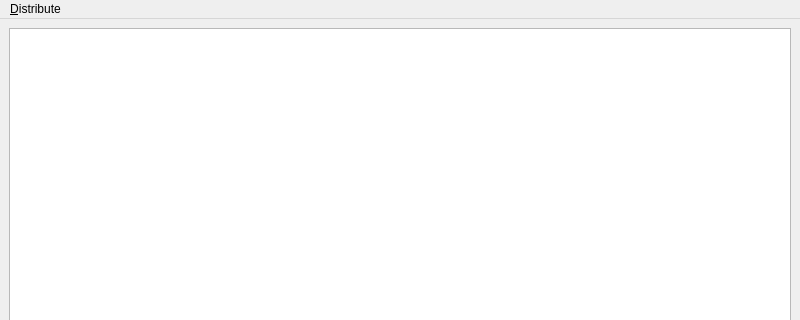
First picture: the form in ui/ia_taker.ui, repository mathgl67/tarot, before the edit; both pictures show x 0 to 800 and y 0 to 320 of the 800 by 600 pixel window.
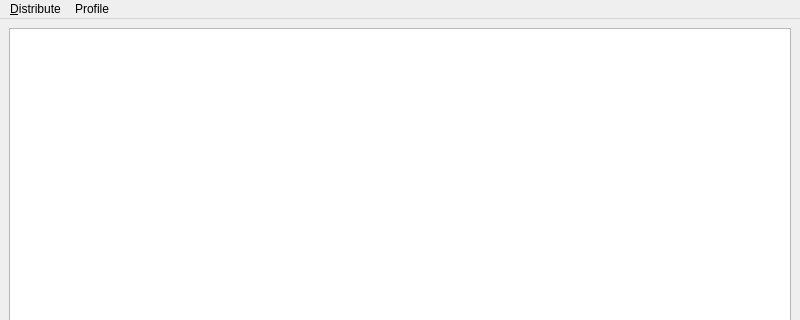
Second picture: the form after the edit.

Diff of the .ui file:
```diff
--- a/ui/ia_taker.ui
+++ b/ui/ia_taker.ui
@@ -76,7 +76,15 @@
     <addaction name="Distribute_4P"/>
     <addaction name="Distribute_5P"/>
    </widget>
+   <widget class="QMenu" name="menuProfile">
+    <property name="title">
+     <string>Profile</string>
+    </property>
+    <addaction name="actionDefault"/>
+    <addaction name="actionLoad"/>
+   </widget>
    <addaction name="Distribute"/>
+   <addaction name="menuProfile"/>
   </widget>
   <widget class="QStatusBar" name="statusbar"/>
   <action name="Distribute_3P">
```
Left out of the diff: 16 changed lines with no effect on the pictures.
